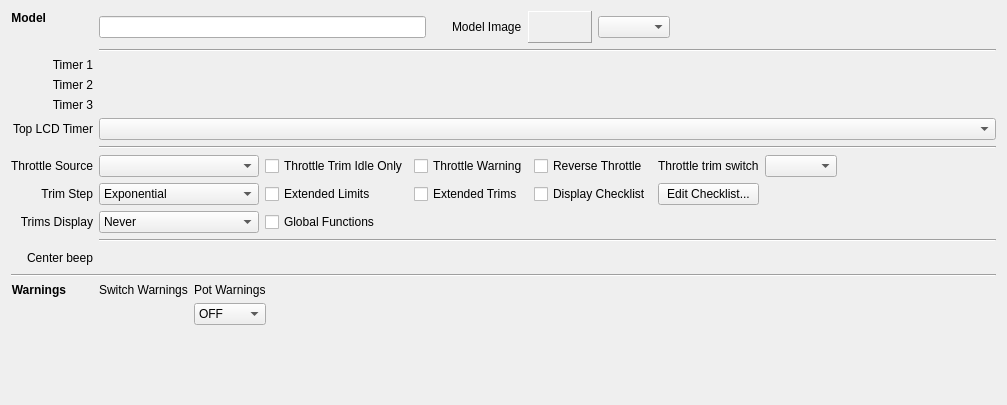
Qt form companion/src/modeledit/setup.ui (opentx/opentx) before a commit.
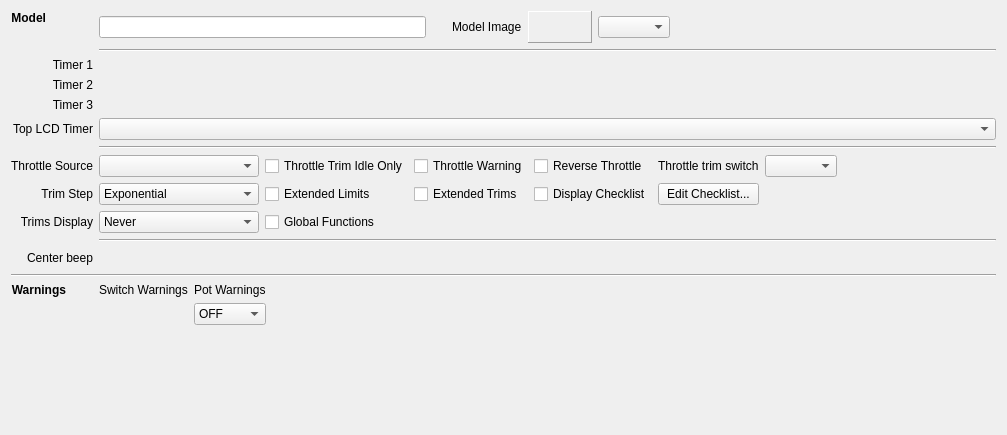
The same form after that commit. Custom widgets are drawn as their Qt base class.

What changed in the file:
```diff
--- a/companion/src/modeledit/setup.ui
+++ b/companion/src/modeledit/setup.ui
@@ -7,7 +7,7 @@
     <x>0</x>
     <y>0</y>
     <width>1007</width>
-    <height>405</height>
+    <height>435</height>
    </rect>
   </property>
   <property name="windowTitle">
```
Left out of the diff: 3 changed lines with no effect on the pictures.
